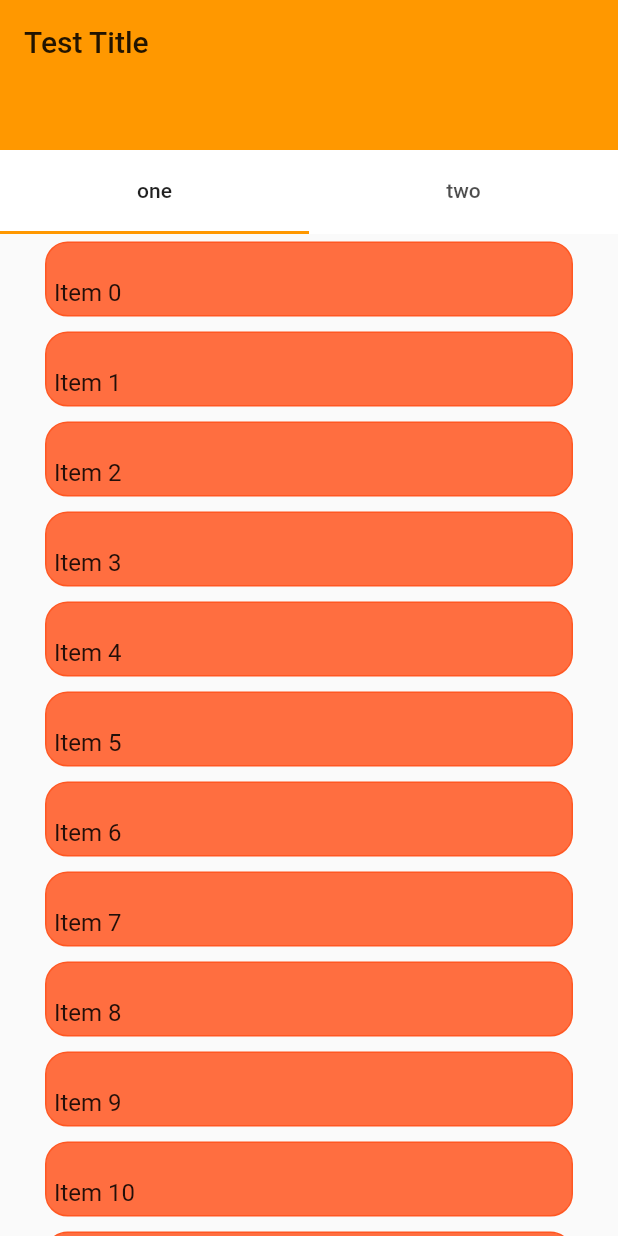
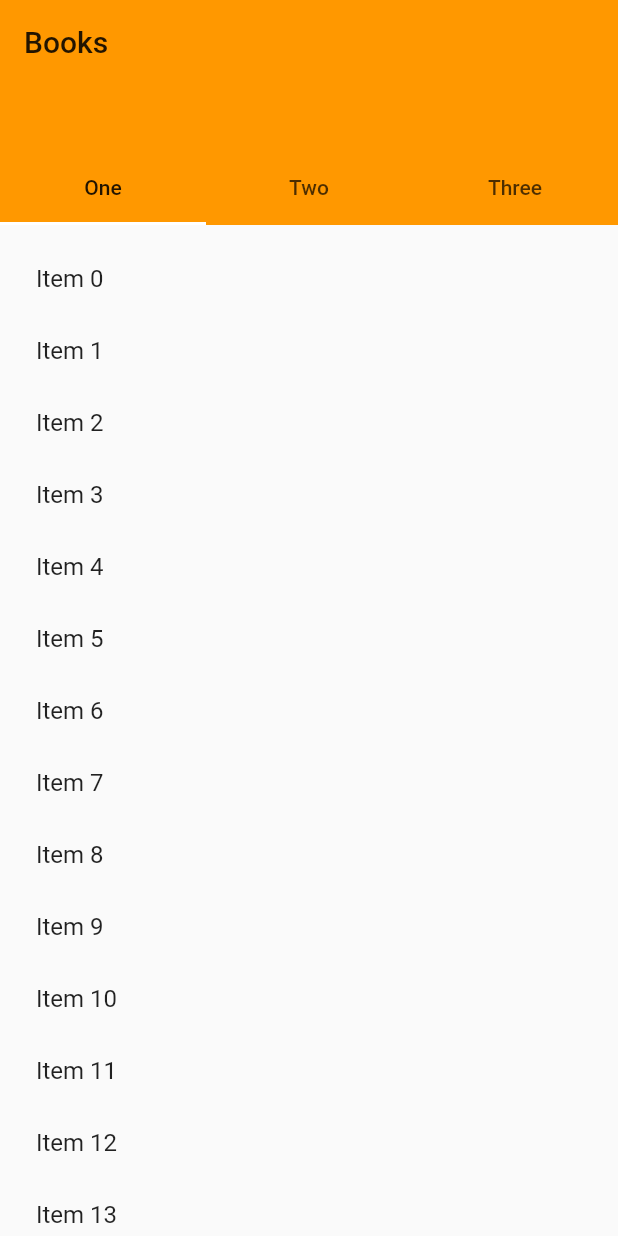
Before and after one commit to logiczsniper/nested_scroll_controller, a Flutter app: the screen it shows after launch, on a phone screen of 412 x 824 dp. Run offline on Flutter 3.47's test engine with Material 2 defaults, Android fonts, the phone set to English and light mode, and no system bars.

Commit message:
Simplified example, very clean and easy to understand.

```diff
--- a/example/lib/main.dart
+++ b/example/lib/main.dart
@@ -1,164 +1,120 @@
 import 'package:flutter/material.dart';
 import 'package:nested_scroll_controller/nested_scroll_controller.dart';
+
+/// A simple example app demonstrating basic usage of [NestedScrollController].
+///
+/// The code below is copied-and-modified from [https://api.flutter.dev/flutter/widgets/NestedScrollView-class.html].
+/// The only modifications made are for the [NestedScrollController] to be used.
 
 void main() {
   runApp(TestApp());
 }
 
-double itemExtent = 60.0;
-
-Widget _buildTile(
-  BuildContext context,
-  int index,
-  NestedScrollController controller,
-) {
-  return Container(
-    margin: EdgeInsets.symmetric(vertical: 5.0, horizontal: 30.0),
-    decoration: BoxDecoration(
-      color: Colors.deepOrangeAccent,
-      border: Border.all(color: Colors.deepOrange),
-      borderRadius: BorderRadius.circular(15.0),
-    ),
-    child: ListTile(
-      title: Text("Item $index"),
-      contentPadding: EdgeInsets.all(5.0),
-      onTap: () {
-        controller.animateToIndex(index, itemExtent: itemExtent);
-      },
-    ),
-  );
-}
-
-const tabCount = 2;
+final double itemExtent = 48.0;
 
 class TestApp extends StatelessWidget {
   @override
   Widget build(BuildContext context) {
     return MaterialApp(
+      title: "NestedScrollController Example",
       theme: ThemeData(primarySwatch: Colors.orange),
-      home: TestAppHomePage(),
+      home: ExamplePage(),
     );
   }
 }
 
-class TestTabBarDelegate extends SliverPersistentHeaderDelegate {
-  TestTabBarDelegate({this.controller});
-
-  final TabController controller;
-
-  @override
-  double get minExtent => kToolbarHeight;
-
-  @override
-  double get maxExtent => kToolbarHeight;
-
-  @override
-  Widget build(BuildContext context, double shrinkOffset, bool overlapsContent) {
-    return Container(
-      color: Theme.of(context).cardColor,
-      height: kToolbarHeight,
-      child: TabBar(
-        controller: controller,
-        key: PageStorageKey<Type>(TabBar),
-        indicatorColor: Theme.of(context).primaryColor,
-        tabs: <Widget>[
-          Tab(text: 'one'),
-          Tab(text: 'two'),
-        ],
-      ),
-    );
-  }
-
-  @override
-  bool shouldRebuild(covariant TestTabBarDelegate oldDelegate) {
-    return oldDelegate.controller != controller;
-  }
-}
-
-class TestAppHomePage extends StatefulWidget {
-  @override
-  TestAppHomePageState createState() => TestAppHomePageState();
-}
-
-class TestAppHomePageState extends State<TestAppHomePage> with TickerProviderStateMixin {
-  ScrollController _scrollController = ScrollController();
-
-  NestedScrollController _nestedScrollController;
-  TabController _tabController;
-
-  @override
-  void initState() {
-    super.initState();
-    _tabController = TabController(length: tabCount, vsync: this);
-  }
+class ExamplePage extends StatelessWidget {
+  List<String> get _tabs => ["One", "Two", "Three"];
 
   @override
   Widget build(BuildContext context) {
+    ScrollController outerScrollController = ScrollController();
+    NestedScrollController nestedScrollController;
+
     return Scaffold(
-      body: NestedScrollView(
-        controller: _scrollController,
+      body: DefaultTabController(
+        length: _tabs.length,
+        child: NestedScrollView(
+          /// 1. Use the [controller] field with a custom [ScrollController].
+          controller: outerScrollController,
           headerSliverBuilder: (BuildContext context, bool innerBoxIsScrolled) {
             return <Widget>[
-            SliverAppBar(
-              title: Text("Test Title"),
-              expandedHeight: 100,
+              SliverOverlapAbsorber(
+                handle: NestedScrollView.sliverOverlapAbsorberHandleFor(context),
+                sliver: SliverAppBar(
+                  title: const Text('Books'),
+                  pinned: true,
+                  expandedHeight: 150.0,
+                  forceElevated: innerBoxIsScrolled,
+                  bottom: TabBar(
+                    tabs: _tabs.map((String name) => Tab(text: name)).toList(),
                   ),
-            SliverPersistentHeader(
-              delegate: TestTabBarDelegate(controller: _tabController),
+                ),
               ),
             ];
           },
-        body: Builder(builder: (context) {
-          _nestedScrollController = NestedScrollController(
-            outerController: _scrollController,
+
+          /// 2. Wrap the body in a [Builder] to provide the [NestedScrollView.body]
+          /// [BuildContext].
+          body: Builder(
+            builder: (context) {
+              /// 3. Create the [NestedScrollController] here!
+              ///
+              /// In this example, I noticed that the center** was originally around
+              /// the 2nd index, hence the 3rd parameter.
+              ///
+              /// ** See [NestedScrollController.centerCorrectionOffset] for more information
+              /// on this term.
+              nestedScrollController = NestedScrollController(
                 bodyContext: context,
-            centerCorrectionOffset: 200.0,
+                outerController: outerScrollController,
+                centerCorrectionOffset: itemExtent * 4,
               );
-          return TestHomePageBody(
-            tabController: _tabController,
-            scrollController: _nestedScrollController,
+              return TabBarView(
+                children: _tabs.map((String name) {
+                  return SafeArea(
+                    top: false,
+                    bottom: false,
+                    child: Builder(
+                      builder: (BuildContext context) {
+                        return CustomScrollView(
+                          key: PageStorageKey<String>(name),
+                          slivers: <Widget>[
+                            SliverOverlapInjector(
+                              handle: NestedScrollView.sliverOverlapAbsorberHandleFor(context),
+                            ),
+                            SliverPadding(
+                              padding: const EdgeInsets.all(8.0),
+                              sliver: SliverFixedExtentList(
+                                itemExtent: itemExtent,
+                                delegate: SliverChildBuilderDelegate(
+                                  (BuildContext context, int index) {
+                                    return ListTile(
+                                      title: Text('Item $index'),
+                                      onTap: () {
+                                        /// 4. Use the [NestedScrollController]!
+                                        nestedScrollController.animateToIndex(
+                                          index,
+                                          itemExtent: itemExtent,
                                         );
-        }),
+                                      },
+                                    );
+                                  },
+                                  childCount: 30,
+                                ),
+                              ),
+                            ),
+                          ],
+                        );
+                      },
+                    ),
+                  );
+                }).toList(),
+              );
+            },
+          ),
+        ),
       ),
     );
   }
 }
-
-class TestHomePageBody extends StatefulWidget {
-  TestHomePageBody({this.scrollController, this.tabController});
-
-  final NestedScrollController scrollController;
-  final TabController tabController;
-
-  TestHomePageBodyState createState() => TestHomePageBodyState();
-}
-
-class TestHomePageBodyState extends State<TestHomePageBody> {
-  Key _key = PageStorageKey({});
-
-  @override
-  void initState() {
-    super.initState();
-  }
-
-  @override
-  void dispose() {
-    super.dispose();
-  }
-
-  @override
-  Widget build(BuildContext context) {
-    return TabBarView(
-      controller: widget.tabController,
-      key: _key,
-      children: List<Widget>.generate(tabCount, (int index) {
-        return ListView.builder(
-          key: PageStorageKey<int>(index),
-          itemBuilder: (context, index) => _buildTile(context, index, widget.scrollController),
-          itemCount: 30,
-          itemExtent: itemExtent,
-        );
-      }),
-    );
-  }
-}
```
Lines whose indentation alone changed are shown as unchanged.
